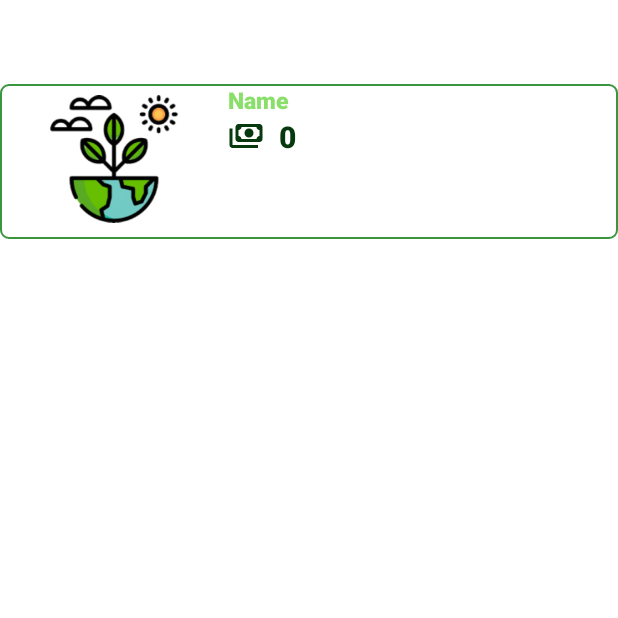
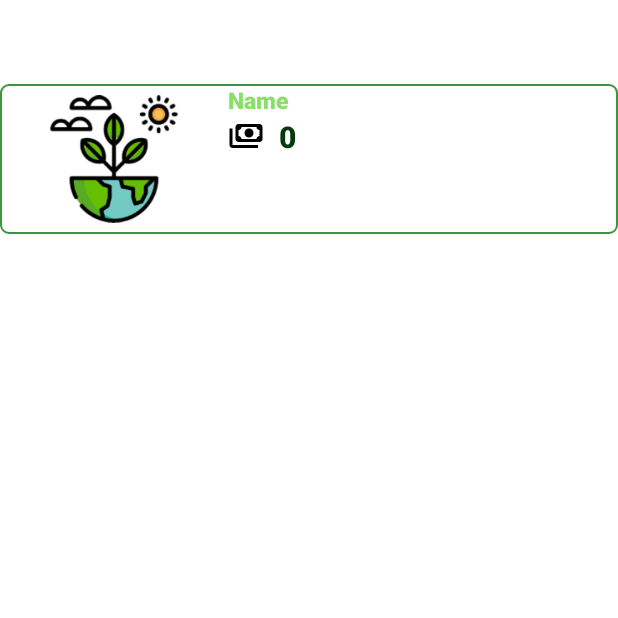
Before and after one commit to Biba2023/EcoAppBest, an Android app: the NotificationsFragment screen opened through its navigation route, on a phone screen of 412 x 824 dp, the top half of it. Run offline under Robolectric (Android 15) with nearby library versions, the phone set to English and light mode, and no system bars; our stand-ins replace navigation-ui.

```diff
--- a/app/src/main/res/drawable/ic_coins.xml
+++ b/app/src/main/res/drawable/ic_coins.xml
@@ -4,6 +4,6 @@
     android:viewportWidth="960"
     android:viewportHeight="960">
   <path
-      android:fillColor="@color/green"
+      android:fillColor="#FF000000"
       android:pathData="M560,520q-50,0 -85,-35t-35,-85q0,-50 35,-85t85,-35q50,0 85,35t35,85q0,50 -35,85t-85,35ZM280,640q-33,0 -56.5,-23.5T200,560v-320q0,-33 23.5,-56.5T280,160h560q33,0 56.5,23.5T920,240v320q0,33 -23.5,56.5T840,640L280,640ZM360,560h400q0,-33 23.5,-56.5T840,480v-160q-33,0 -56.5,-23.5T760,240L360,240q0,33 -23.5,56.5T280,320v160q33,0 56.5,23.5T360,560ZM800,800L120,800q-33,0 -56.5,-23.5T40,720v-440h80v440h680v80ZM280,560v-320,320Z"/>
 </vector>
--- a/app/src/main/res/layout/fragment_notifications.xml
+++ b/app/src/main/res/layout/fragment_notifications.xml
@@ -7,7 +7,7 @@
     tools:context=".ui.profile.NotificationsFragment">
 <LinearLayout
     android:layout_width="match_parent"
-    android:layout_height="match_parent"
+    android:layout_height="wrap_content"
     android:orientation="vertical"
     android:weightSum="180">
     <LinearLayout
```
